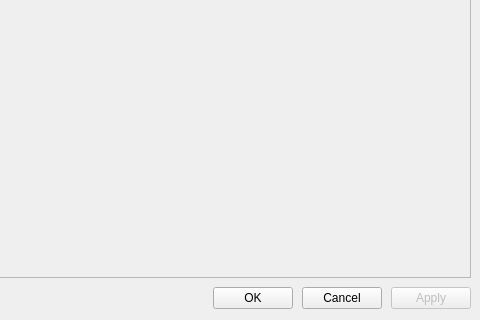
The window that quickiewebbot/ui/application_settings_widget.ui (andrascii/RiveSolutions_SEO_Spider) describes before a commit, drawn with Qt 5; both pictures show x 365 to 845 and y 289 to 609 of the 845 by 609 pixel window.
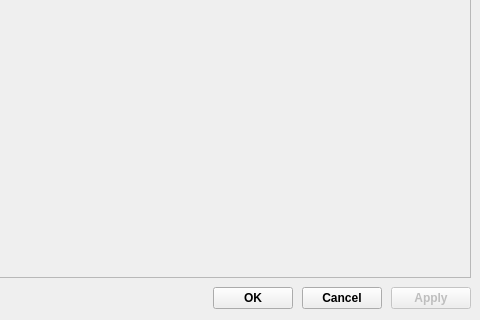
The same window after the commit.

Commit message: Редизайн

Diff of the .ui file:
```diff
--- a/quickiewebbot/ui/application_settings_widget.ui
+++ b/quickiewebbot/ui/application_settings_widget.ui
@@ -63,6 +63,12 @@
        <verstretch>0</verstretch>
       </sizepolicy>
      </property>
+     <property name="font">
+      <font>
+       <weight>75</weight>
+       <bold>true</bold>
+      </font>
+     </property>
      <property name="text">
       <string>Cancel</string>
      </property>
@@ -76,6 +82,12 @@
        <verstretch>0</verstretch>
       </sizepolicy>
      </property>
+     <property name="font">
+      <font>
+       <weight>75</weight>
+       <bold>true</bold>
+      </font>
+     </property>
      <property name="text">
       <string>OK</string>
      </property>
@@ -93,6 +105,12 @@
      <property name="enabled">
       <bool>false</bool>
      </property>
+     <property name="font">
+      <font>
+       <weight>75</weight>
+       <bold>true</bold>
+      </font>
+     </property>
      <property name="text">
       <string>Apply</string>
      </property>
```
The commit also changes 1 other file.
